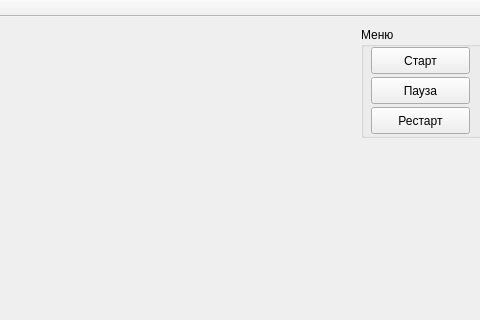
Qt form mainwindow.ui (MarcSky/GeneticAlgorithm) before a commit; both pictures show x 109 to 589 and y 0 to 320 of the 589 by 459 pixel window.
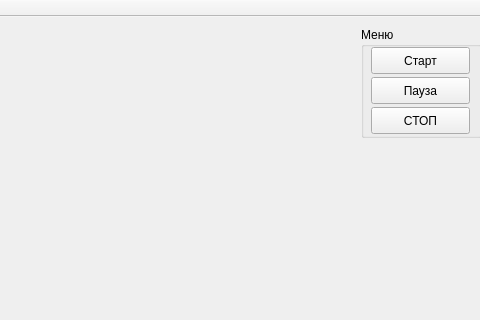
The same form after that commit.

What changed in the file:
```diff
--- a/mainwindow.ui
+++ b/mainwindow.ui
@@ -73,7 +73,7 @@
       </rect>
      </property>
      <property name="text">
-      <string>Рестарт</string>
+      <string>СТОП</string>
      </property>
     </widget>
    </widget>
```
Left out of the diff: 2 changed lines with no effect on the pictures.
